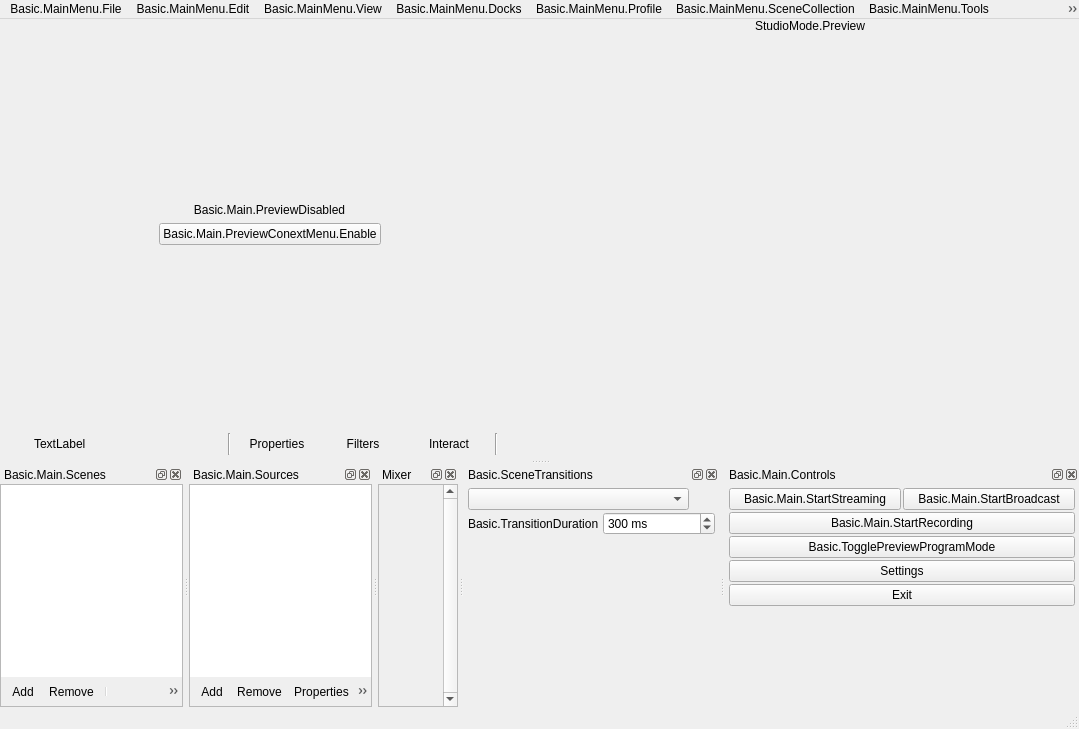
The window that UI/forms/OBSBasic.ui (obsproject/obs-studio) describes before a commit, drawn with Qt 5.
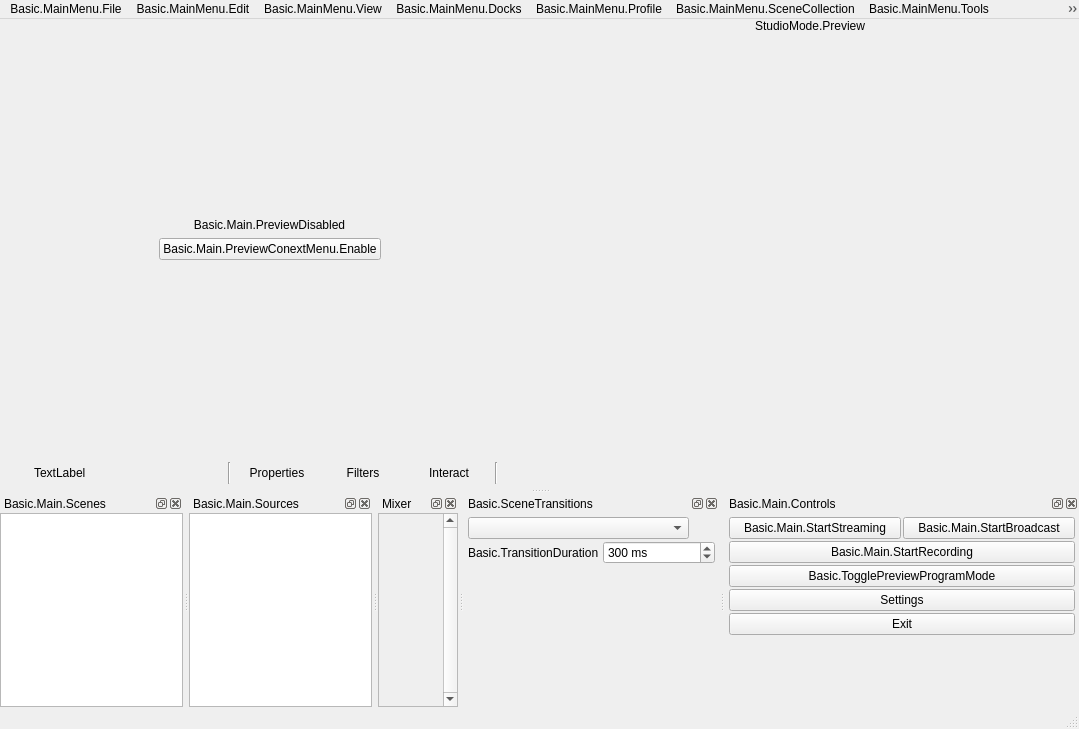
The same window after the commit. Icons and pictures are not drawn. Custom widgets are drawn as their Qt base class.

```diff
--- a/UI/forms/OBSBasic.ui
+++ b/UI/forms/OBSBasic.ui
@@ -800,24 +800,6 @@
           <addaction name="actionRemoveScene"/>
          </widget>
         </item>
-        <item>
-         <widget class="QToolBar" name="scenesToolbar">
-          <property name="iconSize">
-           <size>
-            <width>16</width>
-            <height>16</height>
-           </size>
-          </property>
-          <property name="floatable">
-           <bool>false</bool>
-          </property>
-          <addaction name="actionAddScene"/>
-          <addaction name="actionRemoveScene"/>
-          <addaction name="separator"/>
-          <addaction name="actionSceneUp"/>
-          <addaction name="actionSceneDown"/>
-         </widget>
-        </item>
         <item>
          <spacer name="scenesFixedSizeHSpacer">
           <property name="orientation">
@@ -935,25 +917,6 @@
           <addaction name="actionRemoveSource"/>
          </widget>
         </item>
-        <item>
-         <widget class="QToolBar" name="sourcesToolbar">
-          <property name="iconSize">
-           <size>
-            <width>16</width>
-            <height>16</height>
-           </size>
-          </property>
-          <property name="floatable">
-           <bool>false</bool>
-          </property>
-          <addaction name="actionAddSource"/>
-          <addaction name="actionRemoveSource"/>
-          <addaction name="actionSourceProperties"/>
-          <addaction name="separator"/>
-          <addaction name="actionSourceUp"/>
-          <addaction name="actionSourceDown"/>
-         </widget>
-        </item>
         <item>
          <spacer name="sourcesFixedSizeHSpacer">
           <property name="orientation">
```
Left out of the diff: 1 changed line with no effect on the pictures.
